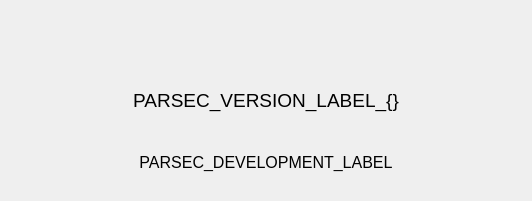
The window that parsec/core/gui/forms/about_widget.ui (Scille/parsec-cloud) describes before a commit, drawn with Qt 5.
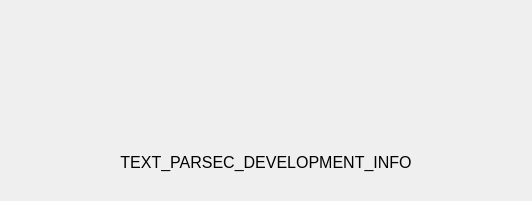
The same window after the commit. Icons and pictures are not drawn.

```diff
--- a/parsec/core/gui/forms/about_widget.ui
+++ b/parsec/core/gui/forms/about_widget.ui
@@ -80,7 +80,7 @@
       </font>
      </property>
      <property name="text">
-      <string>PARSEC_VERSION_LABEL_{}</string>
+      <string/>
      </property>
      <property name="alignment">
       <set>Qt::AlignCenter</set>
@@ -95,7 +95,7 @@
       </font>
      </property>
      <property name="text">
-      <string>PARSEC_DEVELOPMENT_LABEL</string>
+      <string>TEXT_PARSEC_DEVELOPMENT_INFO</string>
      </property>
      <property name="alignment">
       <set>Qt::AlignCenter</set>
```
